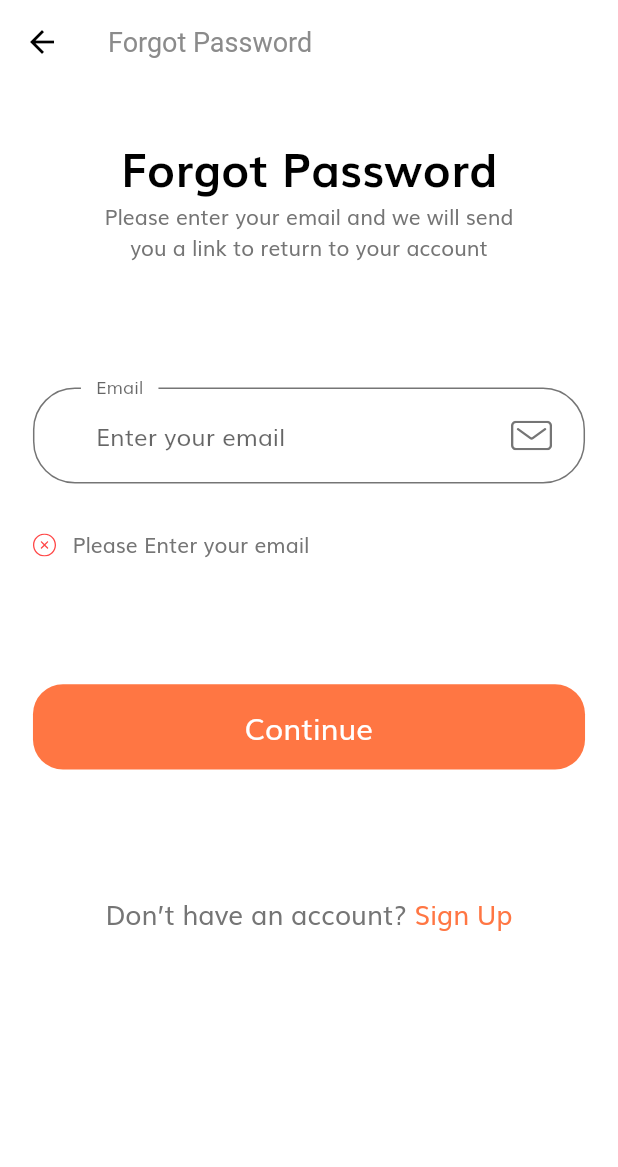
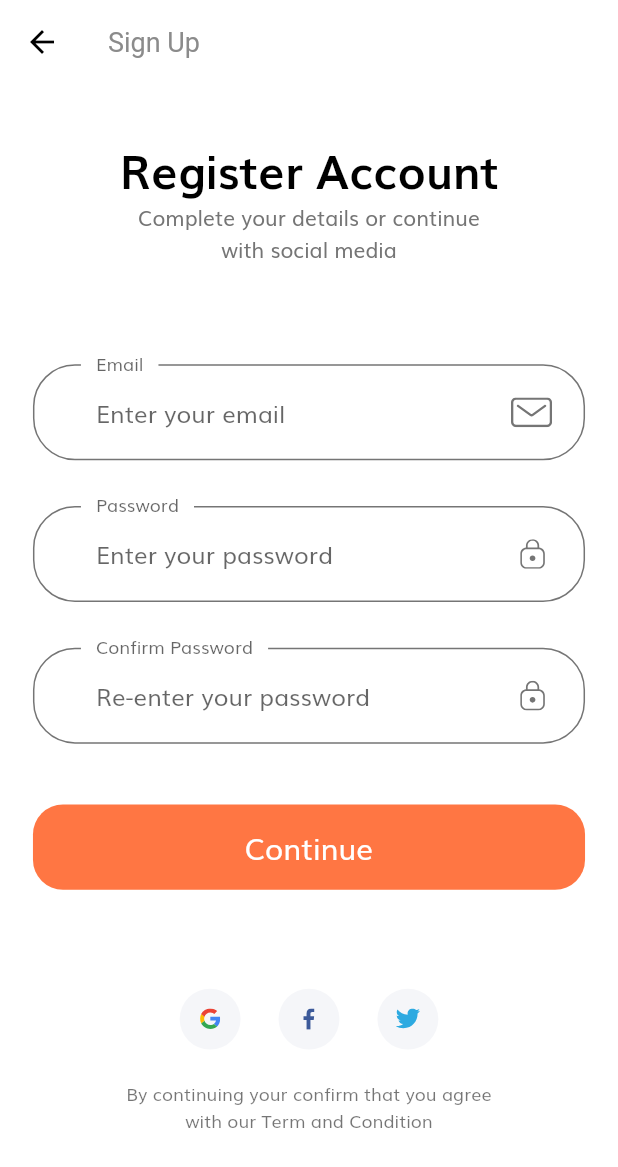
Before and after one commit to briltec/E-commerse_UI_App_Update, a Flutter app: the ForgotPasswordScreen screen opened by its route, after a tap on "Continue", after a tap on "Sign Up", on a phone screen of 412 x 824 dp. Shown: the top 1167 px of the screen. Run offline on Flutter 3.47's test engine with Material 2 defaults, Android fonts, the light colour scheme and no system bars; our stand-ins replace flutter_svg.

Commit message:
Signup screen done

```diff
--- a/lib/components/no_account_text.dart
+++ b/lib/components/no_account_text.dart
@@ -1,5 +1,5 @@
 import 'package:flutter/material.dart';
-import 'package:shop_app/screens/forgot_password/forgot_password_screen.dart';
+import 'package:shop_app/screens/sign_in/sign_up/sign_up_screen.dart';
 
 import '../constants.dart';
 import '../size_config.dart';
@@ -19,7 +19,7 @@ class NoAccountText extends StatelessWidget {
           style: TextStyle(fontSize: getProportionateScreenWidth(16)),
         ),
         GestureDetector(
-          onTap: () {},
+          onTap: () => Navigator.pushNamed(context, SignUpScreen.routeName),
           child: Text(
             "Sign Up",
             style: TextStyle(
--- a/lib/constants.dart
+++ b/lib/constants.dart
@@ -1,4 +1,5 @@
 import 'package:flutter/material.dart';
+import 'package:shop_app/size_config.dart';
 
 const kPrimaryColor = Color(0xFFFF7643);
 const kPrimaryLightColor = Color(0xFFFFECDF);
@@ -12,6 +13,13 @@ const kTextColor = Color(0xFF757575);
 
 const kAnimationDuration = Duration(milliseconds: 200);
 
+final headingStyle = TextStyle(
+  fontSize: getProportionateScreenWidth(28),
+  fontWeight: FontWeight.bold,
+  color: Colors.black,
+  height: 1.5,
+);
+
 // Form Error
 final RegExp emailValidatorRegExp =
     RegExp(r"^[a-zA-Z0-9.]+@[a-zA-Z0-9]+\.[a-zA-Z]+");
--- a/lib/routes.dart
+++ b/lib/routes.dart
@@ -2,6 +2,7 @@ import 'package:flutter/widgets.dart';
 import 'package:shop_app/screens/forgot_password/forgot_password_screen.dart';
 import 'package:shop_app/screens/login_success/login_success_screen.dart';
 import 'package:shop_app/screens/sign_in/sign_in_screen.dart';
+import 'package:shop_app/screens/sign_in/sign_up/sign_up_screen.dart';
 import 'package:shop_app/screens/splash/splash_screen.dart';
 
 // We use name route
@@ -11,4 +12,5 @@ final Map<String, WidgetBuilder> routes = {
   SignInScreen.routeName: (context) => SignInScreen(),
   ForgotPasswordScreen.routeName: (context) => ForgotPasswordScreen(),
   LoginSuccessScreen.routeName: (context) => LoginSuccessScreen(),
+  SignUpScreen.routeName: (context) => SignUpScreen(),
 };
--- /dev/null
+++ b/lib/screens/sign_in/sign_up/components/body.dart
@@ -0,0 +1,59 @@
+import 'package:flutter/material.dart';
+import 'package:shop_app/components/socal_card.dart';
+import 'package:shop_app/constants.dart';
+import 'package:shop_app/size_config.dart';
+
+import 'sign_up_form.dart';
+
+class Body extends StatelessWidget {
+  @override
+  Widget build(BuildContext context) {
+    return SafeArea(
+      child: SizedBox(
+        width: double.infinity,
+        child: Padding(
+          padding:
+              EdgeInsets.symmetric(horizontal: getProportionateScreenWidth(20)),
+          child: SingleChildScrollView(
+            child: Column(
+              children: [
+                SizedBox(height: SizeConfig.screenHeight * 0.04), // 4%
+                Text("Register Account", style: headingStyle),
+                Text(
+                  "Complete your details or continue \nwith social media",
+                  textAlign: TextAlign.center,
+                ),
+                SizedBox(height: SizeConfig.screenHeight * 0.08),
+                SignUpForm(),
+                SizedBox(height: SizeConfig.screenHeight * 0.08),
+                Row(
+                  mainAxisAlignment: MainAxisAlignment.center,
+                  children: [
+                    SocalCard(
+                      icon: "assets/icons/google-icon.svg",
+                      press: () {},
+                    ),
+                    SocalCard(
+                      icon: "assets/icons/facebook-2.svg",
+                      press: () {},
+                    ),
+                    SocalCard(
+                      icon: "assets/icons/twitter.svg",
+                      press: () {},
+                    ),
+                  ],
+                ),
+                SizedBox(height: getProportionateScreenHeight(20)),
+                Text(
+                  'By continuing your confirm that you agree \nwith our Term and Condition',
+                  textAlign: TextAlign.center,
+                  style: Theme.of(context).textTheme.caption,
+                )
+              ],
+            ),
+          ),
+        ),
+      ),
+    );
+  }
+}
--- /dev/null
+++ b/lib/screens/sign_in/sign_up/components/sign_up_form.dart
@@ -0,0 +1,163 @@
+import 'package:flutter/material.dart';
+import 'package:shop_app/components/custom_surfix_icon.dart';
+import 'package:shop_app/components/default_button.dart';
+import 'package:shop_app/components/form_error.dart';
+import 'package:shop_app/screens/login_success/login_success_screen.dart';
+
+import '../../../../constants.dart';
+import '../../../../size_config.dart';
+
+class SignUpForm extends StatefulWidget {
+  @override
+  _SignUpFormState createState() => _SignUpFormState();
+}
+
+class _SignUpFormState extends State<SignUpForm> {
+  final _formKey = GlobalKey<FormState>();
+  String email;
+  String password;
+  String conform_password;
+  bool remember = false;
+  final List<String> errors = [];
+
+  void addError({String error}) {
+    if (!errors.contains(error))
+      setState(() {
+        errors.add(error);
+      });
+  }
+
+  void removeError({String error}) {
+    if (errors.contains(error))
+      setState(() {
+        errors.remove(error);
+      });
+  }
+
+  @override
+  Widget build(BuildContext context) {
+    return Form(
+      key: _formKey,
+      child: Column(
+        children: [
+          buildEmailFormField(),
+          SizedBox(height: getProportionateScreenHeight(30)),
+          buildPasswordFormField(),
+          SizedBox(height: getProportionateScreenHeight(30)),
+          buildConformPassFormField(),
+          FormError(errors: errors),
+          SizedBox(height: getProportionateScreenHeight(40)),
+          DefaultButton(
+            text: "Continue",
+            press: () {
+              if (_formKey.currentState.validate()) {
+                _formKey.currentState.save();
+                // if all are valid then go to success screen
+                Navigator.pushNamed(context, LoginSuccessScreen.routeName);
+              }
+            },
+          ),
+        ],
+      ),
+    );
+  }
+
+  TextFormField buildConformPassFormField() {
+    return TextFormField(
+      obscureText: true,
+      onSaved: (newValue) => conform_password = newValue,
+      onChanged: (value) {
+        if (value.isNotEmpty) {
+          removeError(error: kPassNullError);
+        } else if (value.isNotEmpty && password == conform_password) {
+          removeError(error: kMatchPassError);
+        }
+        conform_password = value;
+      },
+      validator: (value) {
+        if (value.isEmpty) {
+          addError(error: kPassNullError);
+          return "";
+        } else if ((password != value)) {
+          addError(error: kMatchPassError);
+          return "";
+        }
+        return null;
+      },
+      decoration: InputDecoration(
+        labelText: "Confirm Password",
+        hintText: "Re-enter your password",
+        // If  you are using latest version of flutter then lable text and hint text shown like this
+        // if you r using flutter less then 1.20.* then maybe this is not working properly
+        floatingLabelBehavior: FloatingLabelBehavior.always,
+        suffixIcon: CustomSurffixIcon(svgIcon: "assets/icons/Lock.svg"),
+      ),
+    );
+  }
+
+  TextFormField buildPasswordFormField() {
+    return TextFormField(
+      obscureText: true,
+      onSaved: (newValue) => password = newValue,
+      onChanged: (value) {
+        if (value.isNotEmpty) {
+          removeError(error: kPassNullError);
+        } else if (value.length >= 8) {
+          removeError(error: kShortPassError);
+        }
+        password = value;
+      },
+      validator: (value) {
+        if (value.isEmpty) {
+          addError(error: kPassNullError);
+          return "";
+        } else if (value.length < 8) {
+          addError(error: kShortPassError);
+          return "";
+        }
+        return null;
+      },
+      decoration: InputDecoration(
+        labelText: "Password",
+        hintText: "Enter your password",
+        // If  you are using latest version of flutter then lable text and hint text shown like this
+        // if you r using flutter less then 1.20.* then maybe this is not working properly
+        floatingLabelBehavior: FloatingLabelBehavior.always,
+        suffixIcon: CustomSurffixIcon(svgIcon: "assets/icons/Lock.svg"),
+      ),
+    );
+  }
+
+  TextFormField buildEmailFormField() {
+    return TextFormField(
+      keyboardType: TextInputType.emailAddress,
+      onSaved: (newValue) => email = newValue,
+      onChanged: (value) {
+        if (value.isNotEmpty) {
+          removeError(error: kEmailNullError);
+        } else if (emailValidatorRegExp.hasMatch(value)) {
+          removeError(error: kInvalidEmailError);
+        }
+        return null;
+      },
+      validator: (value) {
+        if (value.isEmpty) {
+          addError(error: kEmailNullError);
+          return "";
+        } else if (!emailValidatorRegExp.hasMatch(value)) {
+          addError(error: kInvalidEmailError);
+          return "";
+        }
+        return null;
+      },
+      decoration: InputDecoration(
+        labelText: "Email",
+        hintText: "Enter your email",
+        // If  you are using latest version of flutter then lable text and hint text shown like this
+        // if you r using flutter less then 1.20.* then maybe this is not working properly
+        floatingLabelBehavior: FloatingLabelBehavior.always,
+        suffixIcon: CustomSurffixIcon(svgIcon: "assets/icons/Mail.svg"),
+      ),
+    );
+  }
+}
--- /dev/null
+++ b/lib/screens/sign_in/sign_up/sign_up_screen.dart
@@ -0,0 +1,16 @@
+import 'package:flutter/material.dart';
+
+import 'components/body.dart';
+
+class SignUpScreen extends StatelessWidget {
+  static String routeName = "/sign_up";
+  @override
+  Widget build(BuildContext context) {
+    return Scaffold(
+      appBar: AppBar(
+        title: Text("Sign Up"),
+      ),
+      body: Body(),
+    );
+  }
+}
```
